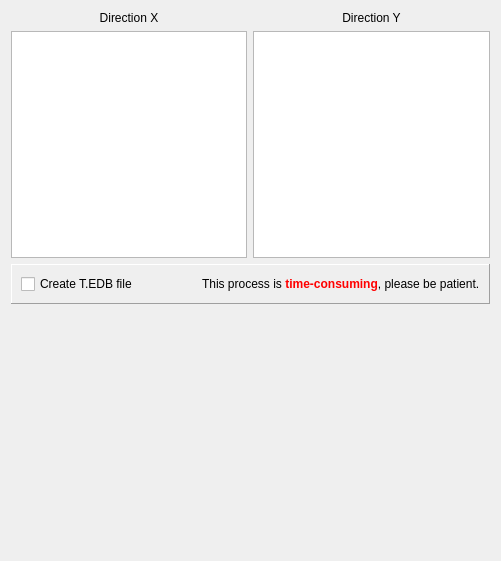
ebrahimraeyat/civilTools, file widgets/drift.ui: the form before one commit.
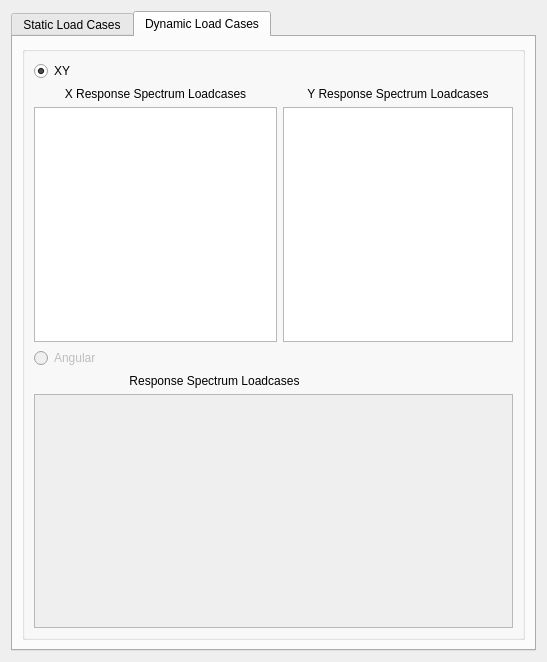
The form after the commit. The open tabs and pages were chosen to show the change.

Commit message: Adding show dynamic drift

Patch:
```diff
--- a/widgets/drift.ui
+++ b/widgets/drift.ui
@@ -6,13 +6,23 @@
    <rect>
     <x>0</x>
     <y>0</y>
-    <width>501</width>
-    <height>561</height>
+    <width>547</width>
+    <height>662</height>
    </rect>
   </property>
   <property name="windowTitle">
    <string>Stories properties</string>
   </property>
+  <layout class="QVBoxLayout" name="verticalLayout_3">
+   <item>
+    <widget class="QTabWidget" name="tabWidget">
+     <property name="currentIndex">
+      <number>0</number>
+     </property>
+     <widget class="QWidget" name="tab">
+      <attribute name="title">
+       <string>Static Load Cases</string>
+      </attribute>
   <layout class="QVBoxLayout" name="verticalLayout">
    <item>
     <layout class="QGridLayout" name="gridLayout">
@@ -99,18 +109,117 @@
      </layout>
     </widget>
    </item>
+      </layout>
+     </widget>
+     <widget class="QWidget" name="tab_2">
+      <attribute name="title">
+       <string>Dynamic Load Cases</string>
+      </attribute>
+      <layout class="QVBoxLayout" name="verticalLayout_2">
    <item>
-    <spacer name="verticalSpacer">
-     <property name="orientation">
-      <enum>Qt::Vertical</enum>
-     </property>
-     <property name="sizeHint" stdset="0">
-      <size>
-       <width>20</width>
-       <height>40</height>
-      </size>
-     </property>
-    </spacer>
+        <widget class="QGroupBox" name="groupBox">
+         <property name="title">
+          <string/>
+         </property>
+         <layout class="QGridLayout" name="gridLayout_2">
+          <item row="0" column="0">
+           <widget class="QRadioButton" name="xy">
+            <property name="text">
+             <string>XY</string>
+            </property>
+            <property name="checked">
+             <bool>true</bool>
+            </property>
+           </widget>
+          </item>
+          <item row="1" column="0">
+           <widget class="QLabel" name="label_3">
+            <property name="layoutDirection">
+             <enum>Qt::LeftToRight</enum>
+            </property>
+            <property name="text">
+             <string>X Response Spectrum Loadcases</string>
+            </property>
+            <property name="alignment">
+             <set>Qt::AlignCenter</set>
+            </property>
+           </widget>
+          </item>
+          <item row="2" column="0">
+           <widget class="QListWidget" name="dynamic_x_loadcase_list">
+            <property name="selectionMode">
+             <enum>QAbstractItemView::MultiSelection</enum>
+            </property>
+            <property name="sortingEnabled">
+             <bool>false</bool>
+            </property>
+           </widget>
+          </item>
+          <item row="2" column="1" colspan="2">
+           <widget class="QListWidget" name="dynamic_y_loadcase_list">
+            <property name="selectionMode">
+             <enum>QAbstractItemView::MultiSelection</enum>
+            </property>
+            <property name="sortingEnabled">
+             <bool>false</bool>
+            </property>
+           </widget>
+          </item>
+          <item row="1" column="1" colspan="2">
+           <widget class="QLabel" name="label_4">
+            <property name="layoutDirection">
+             <enum>Qt::LeftToRight</enum>
+            </property>
+            <property name="text">
+             <string>Y Response Spectrum Loadcases</string>
+            </property>
+            <property name="alignment">
+             <set>Qt::AlignCenter</set>
+            </property>
+           </widget>
+          </item>
+          <item row="3" column="0">
+           <widget class="QRadioButton" name="angular">
+            <property name="enabled">
+             <bool>false</bool>
+            </property>
+            <property name="text">
+             <string>Angular</string>
+            </property>
+           </widget>
+          </item>
+          <item row="4" column="0" colspan="2">
+           <widget class="QLabel" name="label_5">
+            <property name="layoutDirection">
+             <enum>Qt::LeftToRight</enum>
+            </property>
+            <property name="text">
+             <string>Response Spectrum Loadcases</string>
+            </property>
+            <property name="alignment">
+             <set>Qt::AlignCenter</set>
+            </property>
+           </widget>
+          </item>
+          <item row="5" column="0" colspan="3">
+           <widget class="QListWidget" name="angular_specs">
+            <property name="enabled">
+             <bool>false</bool>
+            </property>
+            <property name="selectionMode">
+             <enum>QAbstractItemView::MultiSelection</enum>
+            </property>
+            <property name="sortingEnabled">
+             <bool>false</bool>
+            </property>
+           </widget>
+          </item>
+         </layout>
+        </widget>
+       </item>
+      </layout>
+     </widget>
+    </widget>
    </item>
   </layout>
  </widget>
```
Left out of the diff: 3 changed lines with no effect on the pictures. Lines whose indentation alone changed are shown as unchanged. The commit also changes 1 other file.
